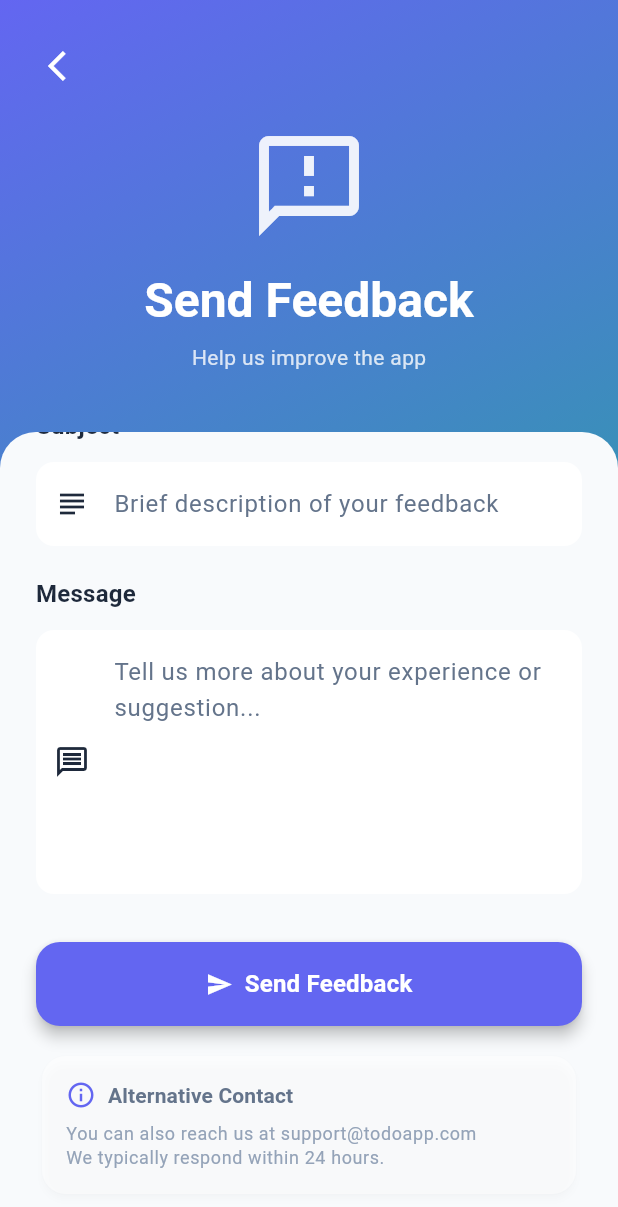
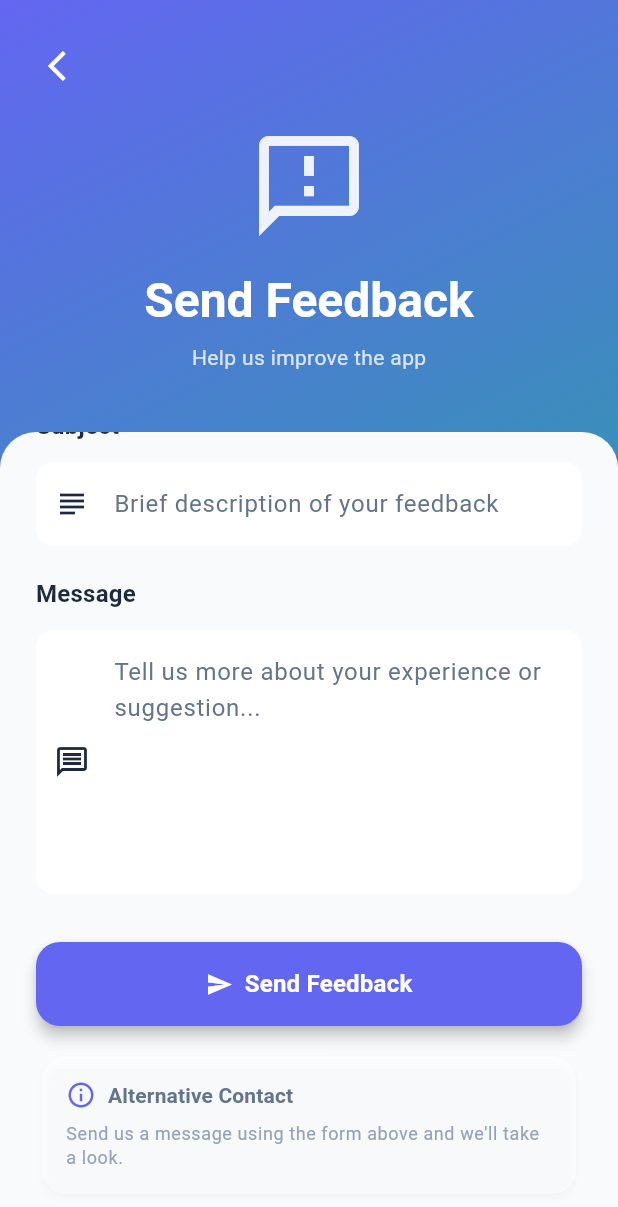
Before and after one commit to Junaid-Abrar/todoapp, a Flutter app: the FeedbackPage screen opened directly, scrolled down 336 dp, on a phone screen of 412 x 824 dp. Shown: the top 1207 px of the screen. Run offline on Flutter 3.47's test engine with Material 3 defaults, Android fonts, the phone set to English and light mode, and no system bars; drawn by our look-alikes of flutter_animate; our stand-ins replace cloud_firestore, firebase_auth, firebase_core, flutter_otp_text_field, flutter_secure_storage, flutter_staggered_animations and 3 more; accounts and stored records are empty.

Commit message:
Remove placeholder support email from user-facing copy
Both the privacy policy and the feedback screen published
support@todoapp.com, a domain we do not control. A privacy policy that
names an unreachable contact address is worse than one that omits it.

Point users at the in-app feedback form instead, which now actually
delivers to Firestore.

```diff
--- a/lib/pages/FeedbackPage.dart
+++ b/lib/pages/FeedbackPage.dart
@@ -407,7 +407,7 @@
             ),
             const SizedBox(height: AppConstants.spacing8),
             Text(
-              'You can also reach us at support@todoapp.com\nWe typically respond within 24 hours.',
+              'Send us a message using the form above and we\'ll take a look.',
               style: theme.textTheme.bodySmall,
             ),
           ],
--- a/lib/pages/PrivacyPolicyPage.dart
+++ b/lib/pages/PrivacyPolicyPage.dart
@@ -210,11 +210,10 @@
 
           _buildSection(
             title: 'Contact Us',
-            content: '''If you have any questions about this Privacy Policy or our data practices, please contact us:
+            content: '''If you have any questions about this Privacy Policy or our data practices, you can reach us through the app:
 
-• Email: support@todoapp.com
-• Through the app's feedback feature
-• Via the settings page in the app
+• Open Settings and choose Send Feedback
+• Include as much detail as you can so we can help
 
 We will respond to your inquiry within 48 hours.''',
             icon: Icons.contact_support,
```
